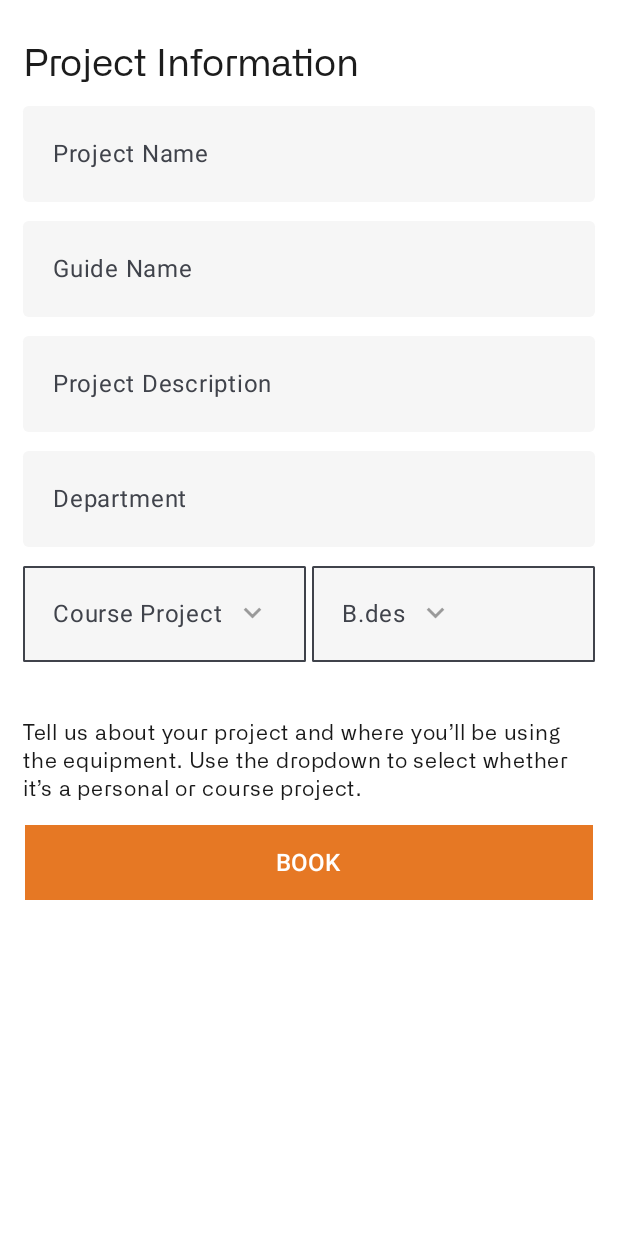
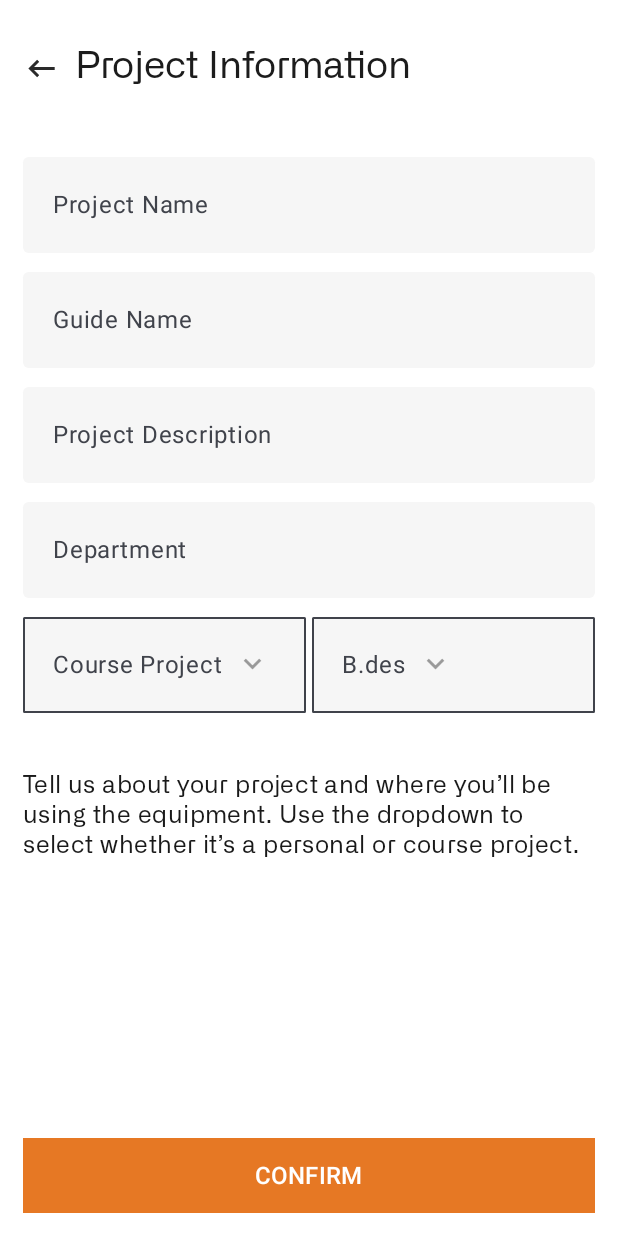
Before and after one commit to Sanskriti1804/RMSJIMS, an Android app built with Jetpack Compose: the composable ProjectInfoScreen shown on its own in the app's theme, on a phone screen of 412 x 824 dp. Run offline under Robolectric (Android 15) with nearby library versions, the phone set to English and light mode, and no system bars.

Commit message:
ui changes

```diff
--- a/app/src/main/java/com/example/labinventory/navigation/NavGraph.kt
+++ b/app/src/main/java/com/example/labinventory/navigation/NavGraph.kt
@@ -59,7 +59,7 @@ fun AppNavGraph(navController: NavHostController){
             ProdDescScreen(navController = navController, sessionViewModel = sessionViewModel)
         }
         composable(Screen.ProjectInfoScreen.route) {
-            ProjectInfoScreen()
+            ProjectInfoScreen(navController)
         }
     }
 }
--- a/app/src/main/java/com/example/labinventory/ui/components/Textfields.kt
+++ b/app/src/main/java/com/example/labinventory/ui/components/Textfields.kt
@@ -30,6 +30,7 @@ fun AppTextField(
     placeholder: String,
     textColor : Color = darkTextColor.copy(alpha = 0.7f),
     containercolor : Color = cardColor,
+    minlines : Int = 1,
     maxlines : Int = 1,
     visualTransformation : VisualTransformation = VisualTransformation.None
 ){
@@ -58,6 +59,7 @@ fun AppTextField(
             disabledIndicatorColor = Color.Transparent
         ),
         visualTransformation = visualTransformation,
+        minLines = minlines,
         maxLines = maxlines
 
     )
--- a/app/src/main/java/com/example/labinventory/ui/components/TopAppBar.kt
+++ b/app/src/main/java/com/example/labinventory/ui/components/TopAppBar.kt
@@ -58,7 +58,6 @@ fun CustomTopBar(
             else{
                 Spacer(modifier = Modifier.width(pxToDp(16)))
 
-
             }
 
             CustomLabel(
--- a/app/src/main/java/com/example/labinventory/ui/screens/ProjectInfoScreen.kt
+++ b/app/src/main/java/com/example/labinventory/ui/screens/ProjectInfoScreen.kt
@@ -26,6 +26,7 @@ import androidx.compose.ui.unit.sp
 import androidx.navigation.NavController
 import androidx.navigation.NavHostController
 import com.example.labinventory.R
+import com.example.labinventory.navigation.Screen
 import com.example.labinventory.ui.components.AppButton
 import com.example.labinventory.ui.components.AppDropDownTextField
 import com.example.labinventory.ui.components.AppTextField
@@ -37,18 +38,31 @@ import com.example.labinventory.util.pxToDp
 
 @SuppressLint("RememberReturnType")
 @Composable
-fun ProjectInfoScreen(){
+fun ProjectInfoScreen(
+    navController: NavHostController
+){
 
     var value by remember { mutableStateOf("") }
-    val fontSize = 14.sp
 
     Scaffold(
         topBar = {
             CustomTopBar(
-                title = "Project Information"
+                title = "Project Information",
+                onNavigationClick = {
+                    navController.popBackStack()
+                }
             )
         },
-        containerColor = whiteColor
+        containerColor = whiteColor,
+        bottomBar = {
+            AppButton(
+                buttonText = "CONFIRM",
+                onClick = {
+                   navController.navigate(Screen.BookingsScreen.route)
+                },
+                modifier = Modifier.padding(pxToDp(16))
+            )
+        }
     ) {paddingValues ->
         Column(
             modifier = Modifier
@@ -58,6 +72,7 @@ fun ProjectInfoScreen(){
             horizontalAlignment = Alignment.CenterHorizontally,
             verticalArrangement = Arrangement.spacedBy(pxToDp(13))
         ){
+            Spacer(modifier = Modifier.height(pxToDp(20)))
             AppTextField(
                 value = value,
                 onValueChange = { value = it},
@@ -106,18 +121,14 @@ fun ProjectInfoScreen(){
             Text(
                 text = "Tell us about your project and where you’ll be using the equipment. Use the dropdown to select whether it’s a personal or course project.",
                 color = darkTextColor.copy(0.9f),
-                fontSize = fontSize,
+                fontSize = 16.sp,
                 modifier = Modifier.fillMaxWidth(),
-                lineHeight = fontSize * 1.3,
+                letterSpacing = 0.3.sp,
+                lineHeight = 20.sp,
                 softWrap = true,
                 fontFamily =  FontFamily(Font(R.font.font_alliance_regular_two)),
             )
-            AppButton(
-                buttonText = "BOOK",
-                onClick = {},
-                modifier = Modifier
-                    .padding(1.dp)
-            )
+
         }
     }
 }
```
Also changed, not shown: app/src/main/java/com/example/labinventory/ui/components/Card.kt (deleted, +0 -15 lines), app/src/main/java/com/example/labinventory/ui/components/Chips.kt (deleted, +0 -122 lines), app/src/main/java/com/example/labinventory/ui/components/EmptyStates.kt (deleted, +0 -25 lines), app/src/main/java/com/example/labinventory/ui/components/Logo.kt (deleted, +0 -27 lines), app/src/main/java/com/example/labinventory/ui/components/ProfilePicture.kt (deleted, +0 -37 lines), app/src/main/java/com/example/labinventory/ui/components/ReviewImage.kt (deleted, +0 -32 lines), app/src/main/java/com/example/labinventory/ui/components/Slider.kt (deleted, +0 -135 lines), app/src/main/java/com/example/labinventory/ui/components/Switch.kt (deleted, +0 -47 lines), app/src/main/java/com/example/labinventory/ui/screens/BookingScreen.kt (+32 -20 lines), app/src/main/java/com/example/labinventory/ui/screens/CalendarScreen.kt (+8 -9 lines), app/src/main/java/com/example/labinventory/ui/screens/EquipmentScreen.kt (+39 -6 lines), app/src/main/java/com/example/labinventory/ui/screens/ProductDescriptionScreen.kt (+14 -10 lines).
